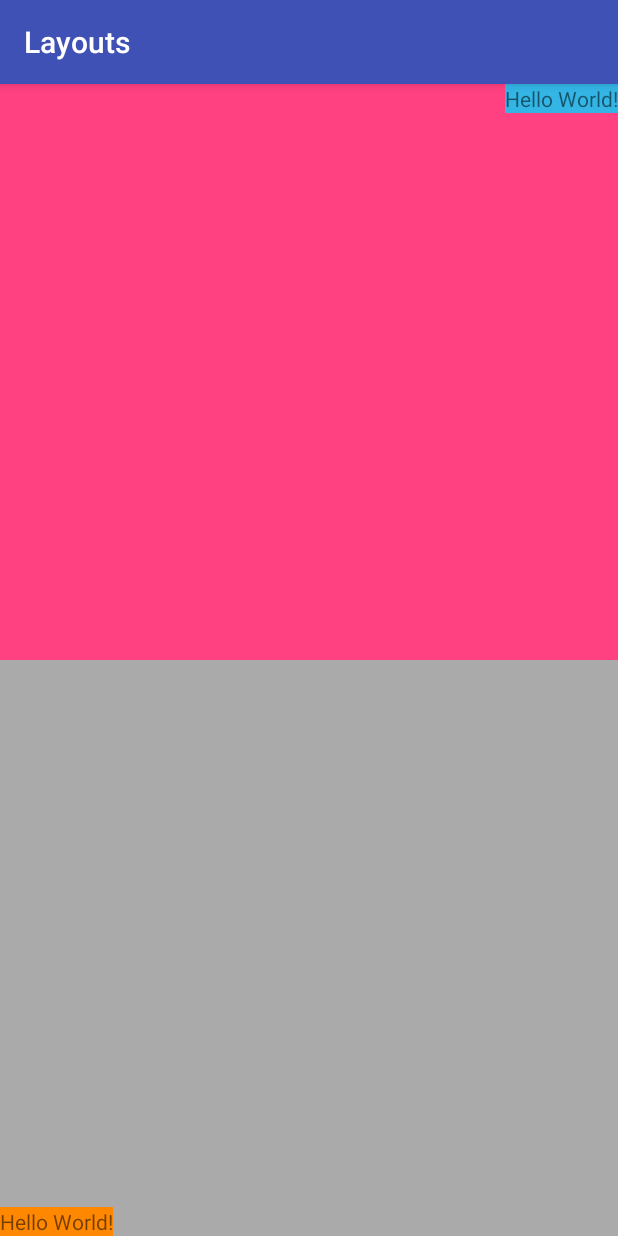
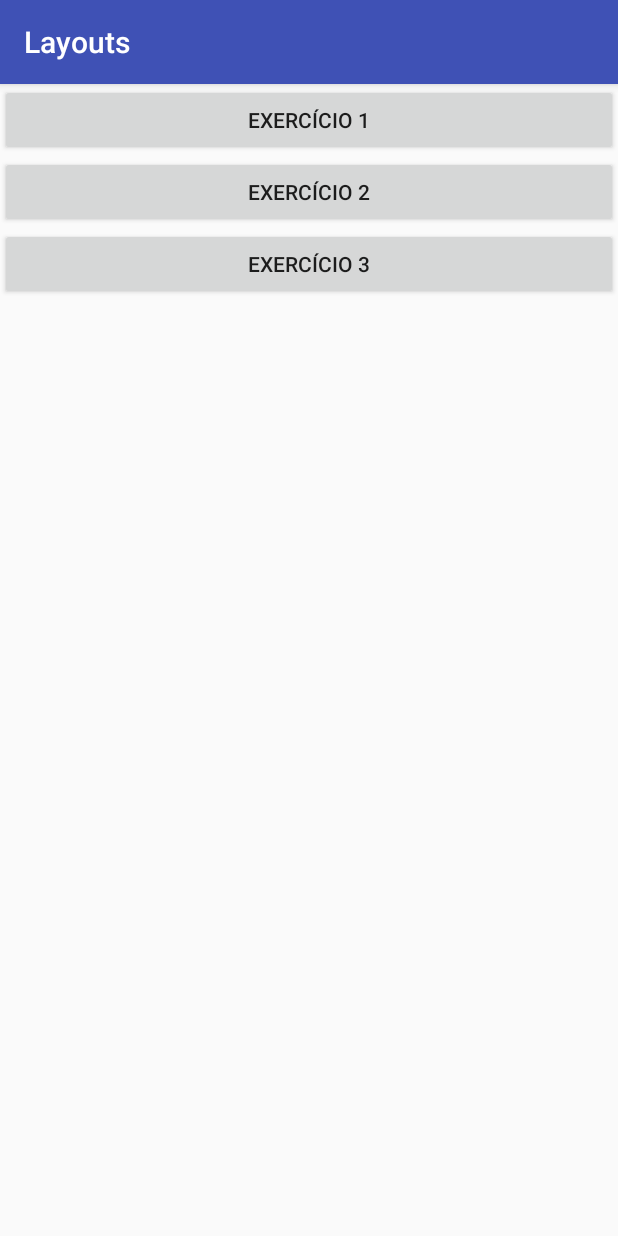
Before and after one commit to josealencar/treinamentoAndroid, an Android app: the screen it shows after launch (MainActivity before the commit, BotoesActivity after it), on a phone screen of 412 x 824 dp. Run offline under Robolectric (Android 15) with nearby library versions, the phone set to English and light mode, and no system bars.

Commit message:
Add aula 2 - Tela de botões para redirecionamento

```diff
--- /dev/null
+++ b/Layouts/app/src/main/java/br/com/alencar/jose/layouts/BotoesActivity.java
@@ -0,0 +1,30 @@
+package br.com.alencar.jose.layouts;
+
+import android.content.Intent;
+import android.support.v7.app.AppCompatActivity;
+import android.os.Bundle;
+import android.view.View;
+
+public class BotoesActivity extends AppCompatActivity {
+
+    @Override
+    protected void onCreate(Bundle savedInstanceState) {
+        super.onCreate(savedInstanceState);
+        setContentView(R.layout.activity_botoes);
+    }
+
+    public void redirecionarMain(View view) {
+        Intent i = new Intent(this, MainActivity.class);
+        startActivity(i);
+    }
+
+    public void redirecionarExercicio2(View view) {
+        Intent i = new Intent(this, Exercicio2Activity.class);
+        startActivity(i);
+    }
+
+    public void redirecionarExercicio3(View view) {
+        Intent i = new Intent(this, Exercicio3Activity.class);
+        startActivity(i);
+    }
+}
--- /dev/null
+++ b/Layouts/app/src/main/res/layout/activity_botoes.xml
@@ -0,0 +1,25 @@
+<?xml version="1.0" encoding="utf-8"?>
+<LinearLayout xmlns:android="http://schemas.android.com/apk/res/android"
+    xmlns:app="http://schemas.android.com/apk/res-auto"
+    xmlns:tools="http://schemas.android.com/tools"
+    android:layout_width="match_parent"
+    android:layout_height="match_parent"
+    android:orientation="vertical"
+    tools:context="br.com.alencar.jose.layouts.BotoesActivity">
+
+    <Button
+        android:layout_width="match_parent"
+        android:layout_height="wrap_content"
+        android:text="@string/exercicio_1"
+        android:onClick="redirecionarMain"/>
+    <Button
+        android:layout_width="match_parent"
+        android:layout_height="wrap_content"
+        android:text="@string/exercicio_2"
+        android:onClick="redirecionarExercicio2"/>
+    <Button
+        android:layout_width="match_parent"
+        android:layout_height="wrap_content"
+        android:text="@string/exercicio_3"
+        android:onClick="redirecionarExercicio3"/>
+</LinearLayout>
--- a/Layouts/app/src/main/res/values/strings.xml
+++ b/Layouts/app/src/main/res/values/strings.xml
@@ -1,3 +1,6 @@
 <resources>
     <string name="app_name">Layouts</string>
+    <string name="exercicio_1">Exercício 1</string>
+    <string name="exercicio_2">Exercício 2</string>
+    <string name="exercicio_3">Exercício 3</string>
 </resources>
```
Also changed, not shown: Layouts/app/src/main/AndroidManifest.xml (+4 -3 lines).
